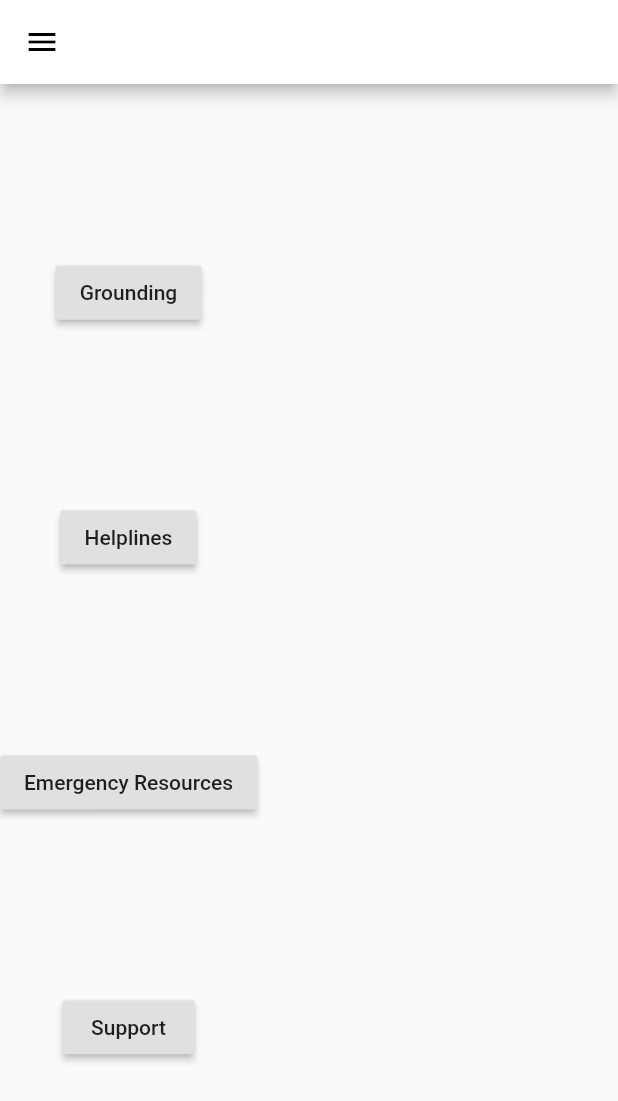
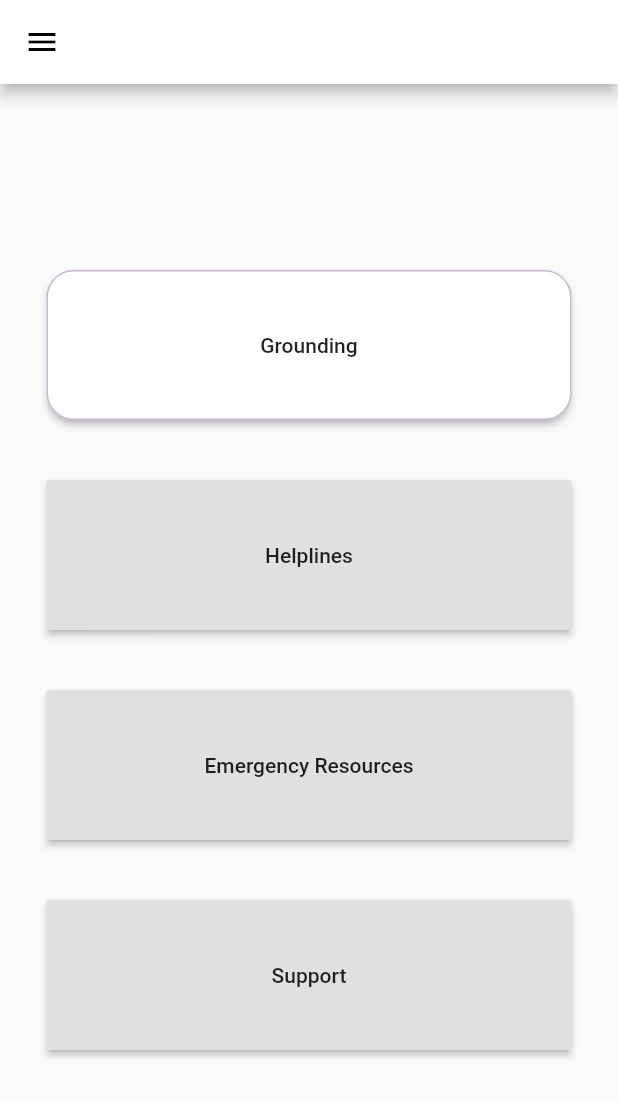
Before and after one commit to Reemeela2121/pear, a Flutter app: the screen it shows after launch, on a phone screen of 412 x 824 dp. Shown: the top 1101 px of the screen. Run offline on Flutter 3.47's test engine with Material 2 defaults, Android fonts, the phone set to English and light mode, and no system bars.

Commit message:
"buttons in mainview"

```diff
--- a/lib/main.dart
+++ b/lib/main.dart
@@ -46,10 +46,17 @@ class MyHomePage extends StatelessWidget {
 
       ),
       body: Column(
-        mainAxisAlignment: MainAxisAlignment.spaceEvenly,
+        mainAxisAlignment: MainAxisAlignment.center,
         children: <Widget>[
           SizedBox(
+            width: 350,
+            height: 100,
             child: RaisedButton(
+              color: Color(0xFFFFFFFF),
+              shape: RoundedRectangleBorder(
+                  borderRadius: new BorderRadius.circular(18.0),
+                  side: BorderSide(color: Color(0xFFCBB6D4)),
+              ),
               onPressed: () {
                 Navigator.push(
                   context,
@@ -59,9 +66,14 @@ class MyHomePage extends StatelessWidget {
               child: Text('Grounding'),
             ),
           ),
-
-
-          RaisedButton(
+          SizedBox(
+            height:40,
+            width: double.infinity,
+          ),
+          SizedBox(
+            width: 350,
+            height: 100,
+            child: RaisedButton(
               onPressed: () {
                 Navigator.push(
                   context,
@@ -70,7 +82,14 @@ class MyHomePage extends StatelessWidget {
               },
               child: Text('Helplines'),
             ),
-          RaisedButton(
+          ),
+        SizedBox(
+          height:40,
+        ),
+          SizedBox(
+            width:350,
+            height: 100,
+            child: RaisedButton(
               onPressed: () {
                 Navigator.push(
                   context,
@@ -79,7 +98,15 @@ class MyHomePage extends StatelessWidget {
               },
               child: Text('Emergency Resources'),
             ),
-          RaisedButton(
+          ),
+          SizedBox(
+            height:40,
+            width: double.infinity,
+          ),
+          SizedBox(
+            width: 350,
+            height: 100,
+            child: RaisedButton(
             onPressed: () {
               Navigator.push(
                 context,
@@ -87,6 +114,7 @@ class MyHomePage extends StatelessWidget {
               );
             },
             child: Text('Support'),
+          ),
           ),
 
         ],
```
Lines whose indentation alone changed are shown as unchanged.
